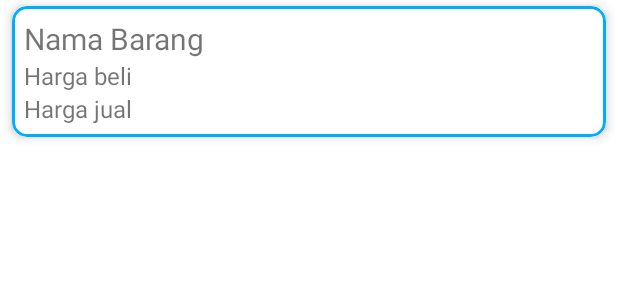
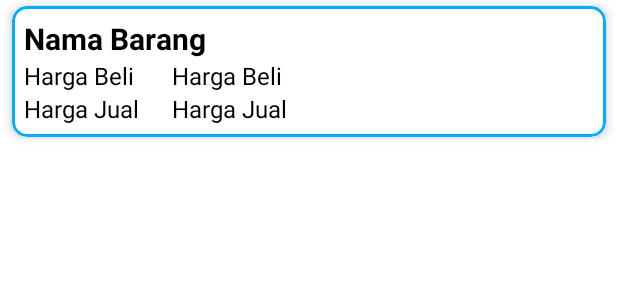
Before and after one commit to Musnadil/ChallengeChapter4, an Android app: the layout item_list.xml on its own in the app's theme, with its tools: preview values and no code run, on a phone screen of 412 x 824 dp. Shown: the top 300 px of the screen. Run offline under Robolectric (Android 15) with nearby library versions, the phone set to English and light mode, and no system bars.

Commit message:
add feature addlist

```diff
--- a/app/src/main/java/com/musnadil/challengechapter4/ItemDao.kt
+++ b/app/src/main/java/com/musnadil/challengechapter4/ItemDao.kt
@@ -1,13 +1,15 @@
 package com.musnadil.challengechapter4
 
 import androidx.room.*
+import androidx.room.OnConflictStrategy.REPLACE
+
 
 @Dao
 interface ItemDao {
     @Query("SELECT * FROM Item")
     fun getAllItem():List<Item>
 
-    @Insert(onConflict = OnConflictStrategy.REPLACE)
+    @Insert(onConflict = REPLACE)
     fun insertItem(student: Item):Long
 
     @Update
--- a/app/src/main/java/com/musnadil/challengechapter4/StoreDatabase.kt
+++ b/app/src/main/java/com/musnadil/challengechapter4/StoreDatabase.kt
@@ -4,10 +4,10 @@ import android.content.Context
 import androidx.room.Database
 import androidx.room.Room
 import androidx.room.RoomDatabase
-@Database(entities = [User::class], version = 1)
+@Database(entities = [User::class, Item::class], version = 1)
 abstract class StoreDatabase():RoomDatabase(){
     abstract fun storeDao() : UserDao
-//    abstract fun itemDao() : ItemDao
+    abstract fun itemDao() : ItemDao
 
     companion object{
         private var INSTANCE: StoreDatabase? = null
--- a/app/src/main/java/com/musnadil/challengechapter4/adapter/ItemAdapter.kt
+++ b/app/src/main/java/com/musnadil/challengechapter4/adapter/ItemAdapter.kt
@@ -18,8 +18,8 @@ class ItemAdapter (private val listItem : List<Item>): RecyclerView.Adapter<Item
     override fun onBindViewHolder(holder: ViewHolder, position: Int) {
         with(holder.binding){
             tvNamaBarang.text = listItem[position].item_name
-            tvHargaBeli.text = listItem[position].purchase_price.toString()
-            tvHargaJual.text = listItem[position].selling_price.toString()
+            tvHargaBeli.text = ": ${listItem[position].purchase_price.toString()}"
+            tvHargaJual.text = ": ${listItem[position].selling_price.toString()}"
         }
     }
     override fun getItemCount(): Int =listItem.size
--- a/app/src/main/res/layout/item_list.xml
+++ b/app/src/main/res/layout/item_list.xml
@@ -5,12 +5,11 @@
     android:layout_height="wrap_content"
     android:layout_marginHorizontal="8dp"
     android:layout_marginVertical="4dp"
-    app:strokeWidth="2dp"
     android:backgroundTint="@color/white"
-    app:strokeColor="@color/blue"
     app:cardCornerRadius="10dp"
     app:cardElevation="4dp"
-    >
+    app:strokeColor="@color/blue"
+    app:strokeWidth="2dp">
 
     <androidx.constraintlayout.widget.ConstraintLayout
         android:layout_width="match_parent"
@@ -22,29 +21,49 @@
             android:layout_width="wrap_content"
             android:layout_height="wrap_content"
             android:text="@string/nama_barang"
+            android:textStyle="bold"
+            android:textColor="@color/black"
             android:textSize="20sp"
             app:layout_constraintStart_toStartOf="parent"
             app:layout_constraintTop_toTopOf="parent" />
 
         <TextView
+            android:id="@+id/text_beli"
+            android:layout_width="wrap_content"
+            android:layout_height="wrap_content"
+            android:text="@string/harga_beli"
+            android:textColor="@color/black"
+            android:textSize="16sp"
+            app:layout_constraintStart_toStartOf="parent"
+            app:layout_constraintTop_toBottomOf="@id/tv_nama_barang" />
+        <TextView
             android:id="@+id/tv_harga_beli"
             android:layout_width="wrap_content"
             android:layout_height="wrap_content"
             android:text="@string/harga_beli"
+            android:textColor="@color/black"
+            android:textSize="16sp"
+            android:layout_marginStart="25dp"
+            app:layout_constraintStart_toEndOf="@id/text_beli"
+            app:layout_constraintTop_toBottomOf="@id/tv_nama_barang" />
+
+        <TextView
+            android:layout_width="wrap_content"
+            android:layout_height="wrap_content"
+            android:text="@string/harga_jual"
+            android:textColor="@color/black"
             android:textSize="16sp"
             app:layout_constraintStart_toStartOf="parent"
-            app:layout_constraintTop_toBottomOf="@id/tv_nama_barang"
-            />
-
+            app:layout_constraintTop_toBottomOf="@id/tv_harga_beli" />
         <TextView
             android:id="@+id/tv_harga_jual"
             android:layout_width="wrap_content"
             android:layout_height="wrap_content"
             android:text="@string/harga_jual"
+            android:textColor="@color/black"
             android:textSize="16sp"
-            app:layout_constraintStart_toStartOf="parent"
-            app:layout_constraintTop_toBottomOf="@id/tv_harga_beli"
-            />
+            app:layout_constraintStart_toStartOf="@id/tv_harga_beli"
+            app:layout_constraintTop_toBottomOf="@id/tv_harga_beli" />
 
     </androidx.constraintlayout.widget.ConstraintLayout>
 
--- a/app/src/main/res/values/strings.xml
+++ b/app/src/main/res/values/strings.xml
@@ -6,8 +6,10 @@
     <string name="store_name">MF Store</string>
     <string name="add_list">add_list</string>
     <string name="nama_barang">Nama Barang</string>
-    <string name="harga_beli">Harga beli</string>
-    <string name="harga_jual">Harga jual</string>
+    <string name="harga_beli">Harga Beli</string>
+    <string name="harga_jual">Harga Jual</string>
     <string name="welcome_user">Welcome user</string>
     <string name="logout">Logout</string>
+    <string name="tambah_barang">Tambah Barang</string>
+    <string name="presentase_keuntungan">Presentase keuntungan</string>
 </resources>
```
Also changed, not shown: app/src/main/java/com/musnadil/challengechapter4/MainActivity.kt (+37 -4 lines), app/src/main/java/com/musnadil/challengechapter4/fragment/AddListFragment.kt (+41 -5 lines).
